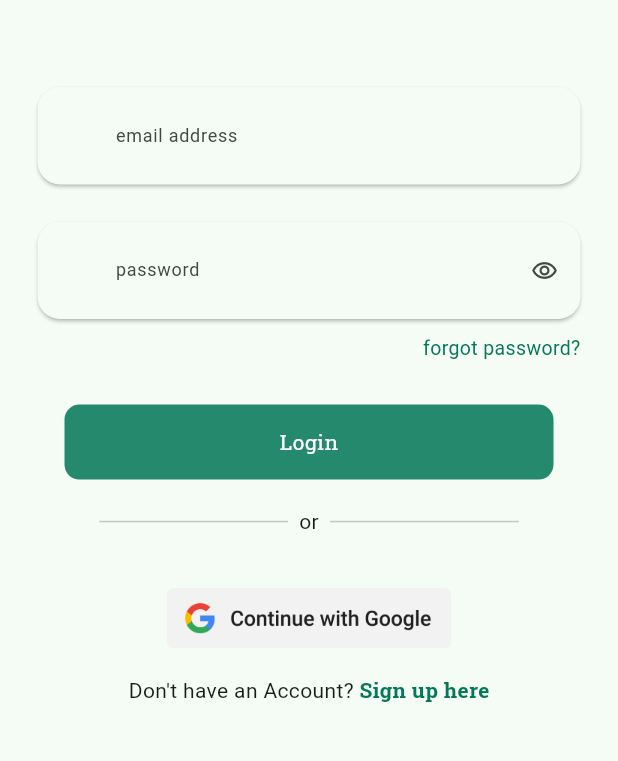
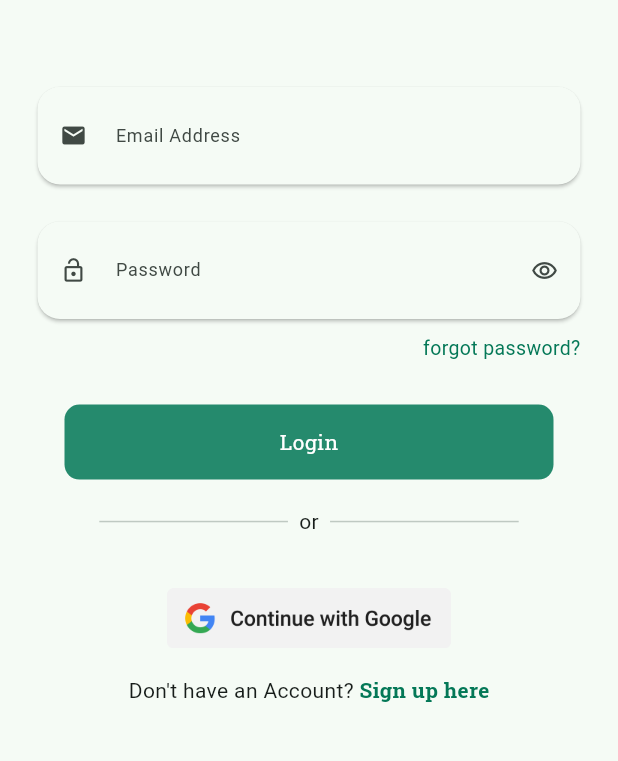
Before and after one commit to VishnuMelath/adast_seller, a Flutter app: the screen it shows after launch, on a phone screen of 412 x 824 dp, the part 289-1050 px from its top. Run offline on Flutter 3.47's test engine with Material 3 defaults, Android fonts, the light colour scheme and no system bars; our stand-ins replace bloc, cached_network_image, cloud_firestore, firebase_auth, firebase_core, firebase_storage and 10 more; missing offline and left inert: encrypt; accounts and stored records are empty.

Commit message:
final commit before review

```diff
--- a/lib/features/login_screen/UI/login_screen.dart
+++ b/lib/features/login_screen/UI/login_screen.dart
@@ -3,6 +3,7 @@
 import 'package:adast_seller/features/drawer/UI/drawer.dart';
 import 'package:adast_seller/features/login_screen/UI/forgot_password.dart';
 import 'package:adast_seller/features/map/UI/map.dart';
+import 'package:flutter/foundation.dart';
 import 'package:flutter/material.dart';
 import 'package:flutter_bloc/flutter_bloc.dart';
 
@@ -77,6 +78,9 @@
                 emailcontroller.clear();
               }
             },
+            child: Center(
+              child: SizedBox(
+                width: kIsWeb?MediaQuery.sizeOf(context).width/2.3:null,
                 child: ListView(
                   children: [
                     Padding(
@@ -89,12 +93,12 @@
                       )),
                     ),
                     CustomTextfield(
-                  label: 'email address',
+                      label: 'Email Address',
                       controller: emailcontroller,
                       login: true,
                     ),
                     CustomTextfield(
-                  label: 'password',
+                      label: 'Password',
                       controller: passwordController,
                       password: true,
                       login: true,
@@ -178,6 +182,8 @@
               ),
             ),
           ),
+        ),
+      ),
     );
   }
 }
```
Also changed, not shown: lib/features/inventory/UI/widgets/custom_grid.dart (+5 -3 lines), pubspec.yaml (+21 -0 lines), pubspec.lock, 39 other files. Lines whose indentation alone changed are shown as unchanged.
